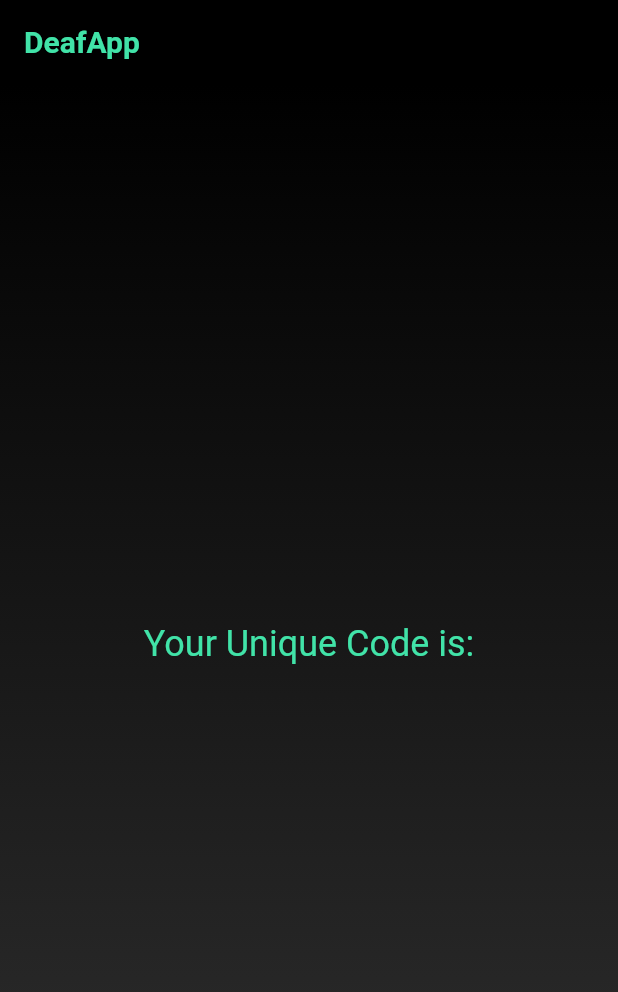
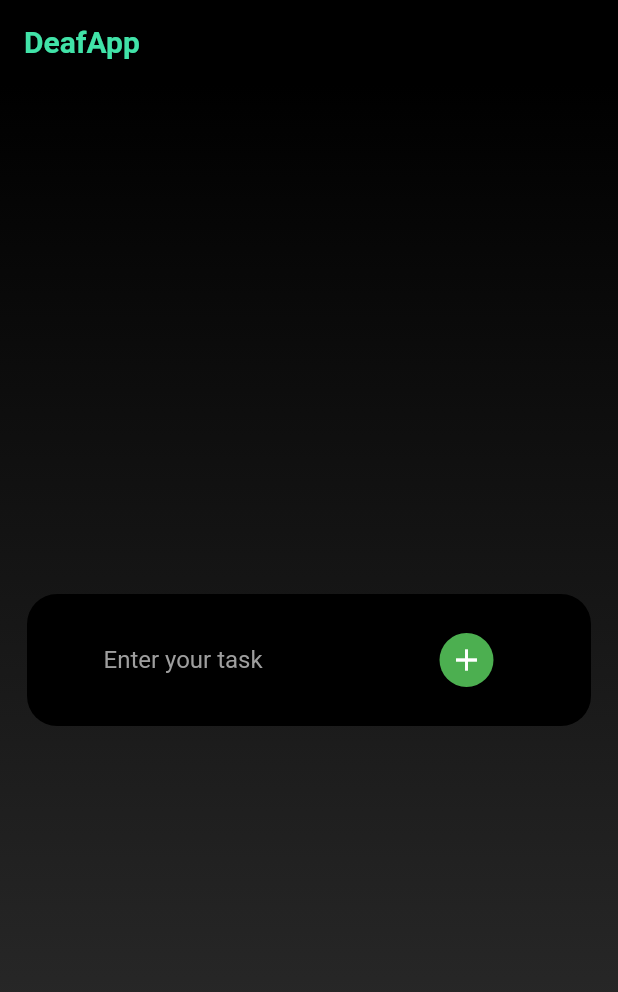
Before and after one commit to mukundsolanki/Pratyaksh-AR, a Flutter app: the screen it shows after launch, after a tap on the "arrow forward" icon, on a phone screen of 412 x 824 dp. Shown: the top 992 px of the screen. Run offline on Flutter 3.47's test engine with Material 2 defaults, Android fonts, the light colour scheme and no system bars.

Commit message:
Added the functionality to add the tasks in the app

```diff
--- a/pratyakshapp/lib/home_page.dart
+++ b/pratyakshapp/lib/home_page.dart
@@ -1,9 +1,27 @@
 import 'package:flutter/material.dart';
 
-class HomePage extends StatelessWidget {
+class HomePage extends StatefulWidget {
   final String ipAddress;
 
   HomePage({required this.ipAddress});
+
+  @override
+  _HomePageState createState() => _HomePageState();
+}
+
+class _HomePageState extends State<HomePage> {
+  List<String> tasks = [];
+  TextEditingController _taskController = TextEditingController();
+
+  void _addTask() {
+    String task = _taskController.text;
+    if (task.isNotEmpty) {
+      setState(() {
+        tasks.add(task);
+        _taskController.clear();
+      });
+    }
+  }
 
   @override
   Widget build(BuildContext context) {
@@ -31,16 +49,51 @@ class HomePage extends StatelessWidget {
           child: Column(
             mainAxisAlignment: MainAxisAlignment.center,
             children: [
-              const Text(
-                'Your Unique Code is:',
-                style: TextStyle(
-                  fontSize: 24,
-                  color: Color.fromARGB(255, 65, 227, 168),
+              SizedBox(height: 20),
+              Container(
+                padding: EdgeInsets.all(20),
+                margin: EdgeInsets.all(18),
+                decoration: BoxDecoration(
+                  color: Colors.black,
+                  borderRadius: BorderRadius.circular(20),
+                ),
+                child: Row(
+                  mainAxisAlignment: MainAxisAlignment.center,
+                  children: [
+                    Container(
+                      width: 200,
+                      child: TextField(
+                        controller: _taskController,
+                        style: TextStyle(color: Colors.white),
+                        decoration: InputDecoration(
+                          hintText: 'Enter your task',
+                          hintStyle: TextStyle(color: Colors.grey),
+                          border: InputBorder.none,
+                        ),
+                      ),
+                    ),
+                    SizedBox(width: 10),
+                    ElevatedButton(
+                      onPressed: _addTask,
+                      child: Icon(Icons.add),
+                      style: ButtonStyle(
+                        backgroundColor:
+                            MaterialStateProperty.all<Color>(Colors.green),
+                            shape: MaterialStateProperty.all<OutlinedBorder>(CircleBorder()),
+                      ),
+                    ),
+                  ],
                 ),
               ),
-              Text(
-                ipAddress,
-                style: TextStyle(fontSize: 18, color: Colors.white),
+              SizedBox(height: 20),
+              Column(
+                crossAxisAlignment: CrossAxisAlignment.start,
+                children: tasks.map((task) {
+                  return Text(
+                    '- $task',
+                    style: TextStyle(fontSize: 18, color: Colors.white),
+                  );
+                }).toList(),
               ),
             ],
           ),
@@ -48,4 +101,10 @@ class HomePage extends StatelessWidget {
       ),
     );
   }
+
+  @override
+  void dispose() {
+    _taskController.dispose();
+    super.dispose();
+  }
 }
```
